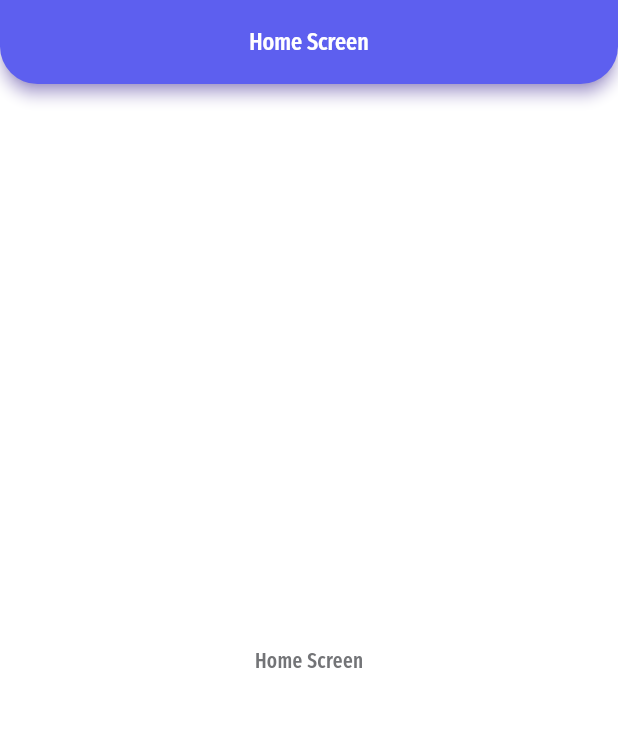
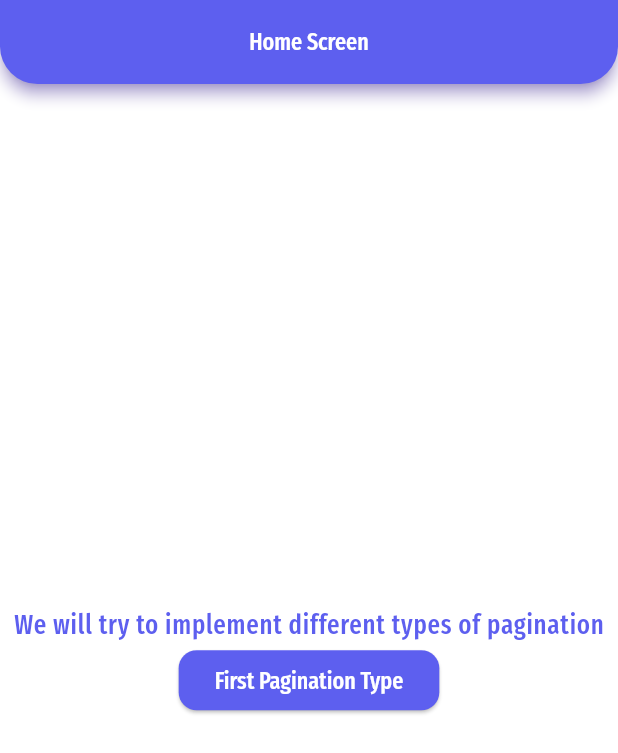
Before and after one commit to ahmadelbaz/live_assessment, a Flutter app: the screen it shows after launch, on a phone screen of 412 x 824 dp. Shown: the top 753 px of the screen. Run offline on Flutter 3.47's test engine with Material 3 defaults, Android fonts, the phone set to English and light mode, and no system bars; our stand-ins replace dio, get; project files that could hold a hidden picture were left out.

Commit message:
Some Home screen changes , Added some strings

```diff
--- a/lib/core/theming/string_manager.dart
+++ b/lib/core/theming/string_manager.dart
@@ -2,4 +2,7 @@ class StringManager {
   static const String appName = 'Live Assesment';
   static const String homeScreen = 'Home Screen';
   static const String noRoutesFound = 'No routes found';
+  static const String firstPaginationType = 'First Pagination Type';
+  static const String homeScreenTitle =
+      'We will try to implement different types of pagination';
 }
--- a/lib/features/home/home_screen.dart
+++ b/lib/features/home/home_screen.dart
@@ -10,8 +10,20 @@ class HomeScreen extends StatelessWidget {
       appBar: AppBar(
         title: const Text(StringManager.homeScreen),
       ),
-      body: const Center(
-        child: Text(StringManager.homeScreen),
+      body: Center(
+        child: Padding(
+          padding: const EdgeInsets.all(8.0),
+          child: Column(
+            mainAxisAlignment: MainAxisAlignment.center,
+            children: [
+              Text(StringManager.homeScreenTitle,
+                  style: Theme.of(context).textTheme.bodyLarge),
+              ElevatedButton(
+                  onPressed: () {},
+                  child: const Text(StringManager.firstPaginationType)),
+            ],
+          ),
+        ),
       ),
     );
   }
```
